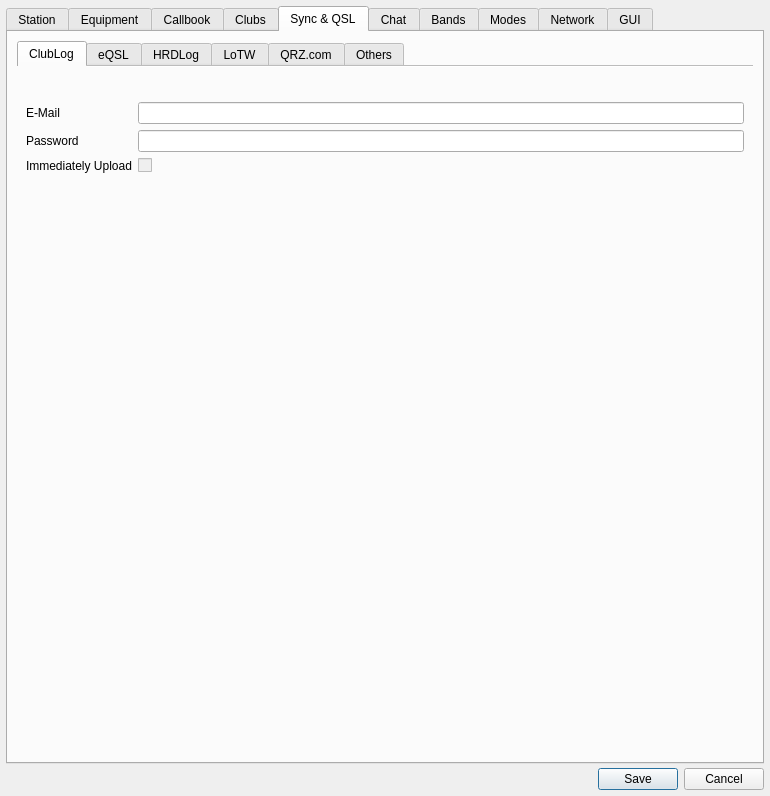
Old version of the form ui/SettingsDialog.ui in the repository foldynl/QLog.
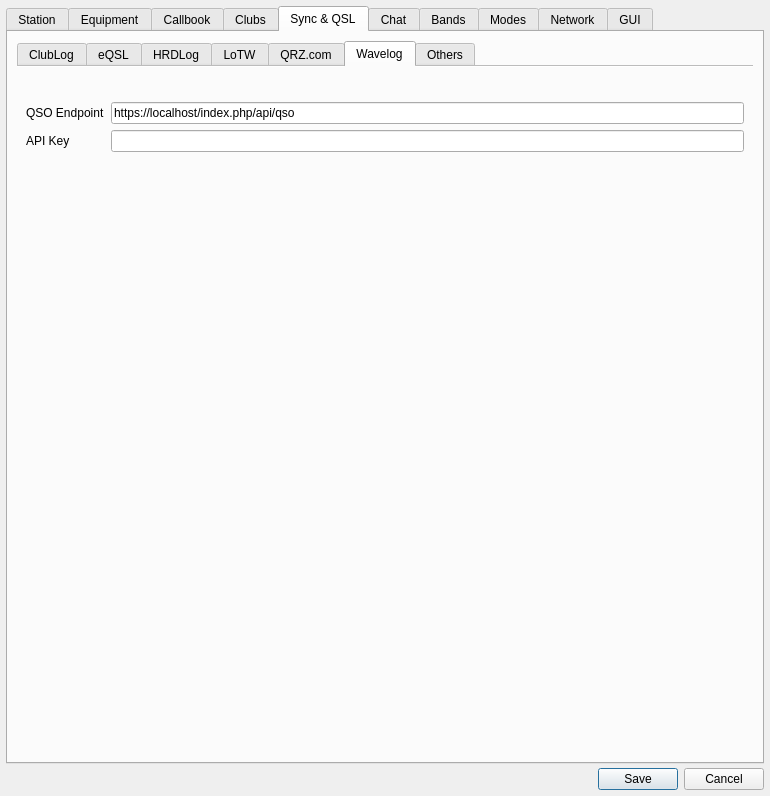
New version of the form. The open tabs and pages were chosen to show the change. Icons and pictures are not drawn. Custom widgets are drawn as their Qt base class.

The edit to the form file:
```diff
--- a/ui/SettingsDialog.ui
+++ b/ui/SettingsDialog.ui
@@ -3797,6 +3797,57 @@
            </item>
           </layout>
          </widget>
+         <widget class="QWidget" name="wavelog">
+          <attribute name="title">
+           <string>Wavelog</string>
+          </attribute>
+          <layout class="QFormLayout" name="formLayout_13">
+           <item row="2" column="0">
+            <widget class="QLabel" name="wavelogApiKeyLabel">
+             <property name="text">
+              <string>API Key</string>
+             </property>
+            </widget>
+           </item>
+           <item row="1" column="0">
+            <widget class="QLabel" name="wavelogAddQSOEndpointLabel">
+             <property name="text">
+              <string>QSO Endpoint</string>
+             </property>
+            </widget>
+           </item>
+           <item row="1" column="1">
+            <widget class="QLineEdit" name="wavelogAddQSOEndpointEdit">
+             <property name="text">
+              <string notr="true">https://localhost/index.php/api/qso</string>
+             </property>
+            </widget>
+           </item>
+           <item row="2" column="1">
+            <widget class="QLineEdit" name="wavelogApiKeyEdit">
+             <property name="echoMode">
+              <enum>QLineEdit::Password</enum>
+             </property>
+            </widget>
+           </item>
+           <item row="0" column="1">
+            <spacer name="verticalSpacer_21">
+             <property name="orientation">
+              <enum>Qt::Vertical</enum>
+             </property>
+             <property name="sizeType">
+              <enum>QSizePolicy::Fixed</enum>
+             </property>
+             <property name="sizeHint" stdset="0">
+              <size>
+               <width>20</width>
+               <height>20</height>
+              </size>
+             </property>
+            </spacer>
+           </item>
+          </layout>
+         </widget>
          <widget class="QWidget" name="othersTab">
           <attribute name="title">
            <string>Others</string>
```
